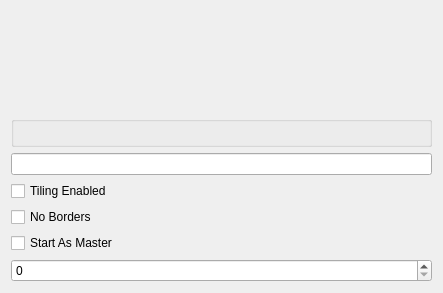
First picture: the form in contents/ui/config.ui, repository kwin-scripts/kwin-tiling, before the edit.
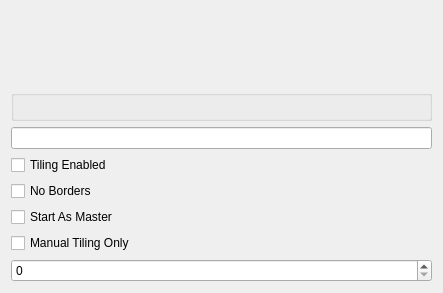
Second picture: the form after the edit. Custom widgets are drawn as their Qt base class.

Commit message: Add manual tiling mode

The edit to the form file:
```diff
--- a/contents/ui/config.ui
+++ b/contents/ui/config.ui
@@ -55,6 +55,13 @@
      </property>
     </widget>
    </item>
+   <item>
+    <widget class="QCheckBox" name="kcfg_manualMode">
+     <property name="text">
+      <string>Manual Tiling Only</string>
+     </property>
+    </widget>
+   </item>
    <item>
     <widget class="QSpinBox" name="kcfg_gapSize"/>
    </item>
```
The commit also changes 4 other files.
